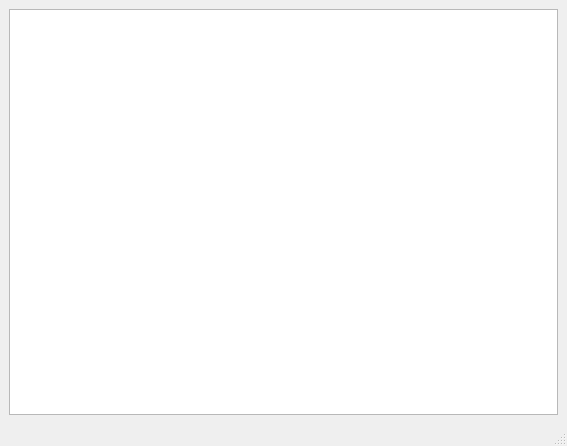
Before: the Qt Designer form main/gui/mainwindow.ui in benediktibk/bomberman, drawn with Qt 5.
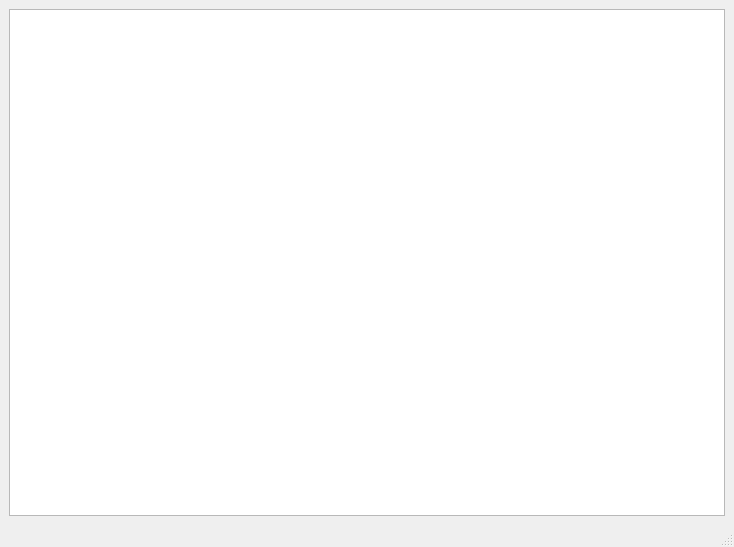
After: the same form once the commit is applied.

```diff
--- a/main/gui/mainwindow.ui
+++ b/main/gui/mainwindow.ui
@@ -6,8 +6,8 @@
    <rect>
     <x>0</x>
     <y>0</y>
-    <width>567</width>
-    <height>446</height>
+    <width>734</width>
+    <height>547</height>
    </rect>
   </property>
   <property name="windowTitle">
@@ -20,6 +20,12 @@
       <property name="focusPolicy">
        <enum>Qt::NoFocus</enum>
       </property>
+      <property name="verticalScrollBarPolicy">
+       <enum>Qt::ScrollBarAlwaysOff</enum>
+      </property>
+      <property name="horizontalScrollBarPolicy">
+       <enum>Qt::ScrollBarAlwaysOff</enum>
+      </property>
       <property name="renderHints">
        <set>QPainter::Antialiasing</set>
       </property>
```
